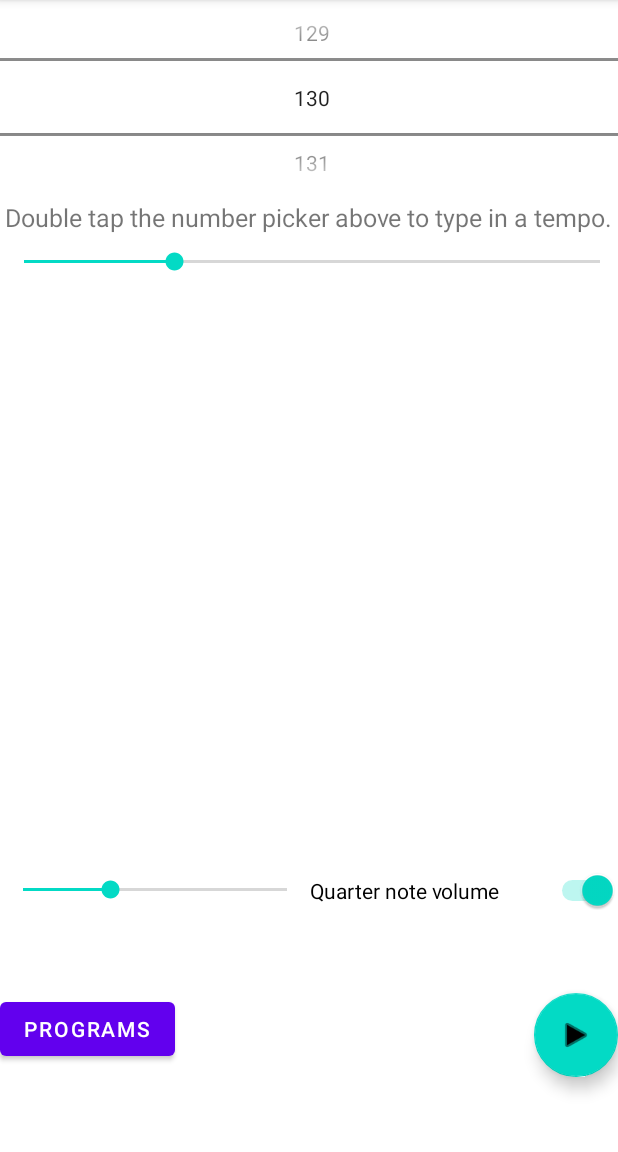
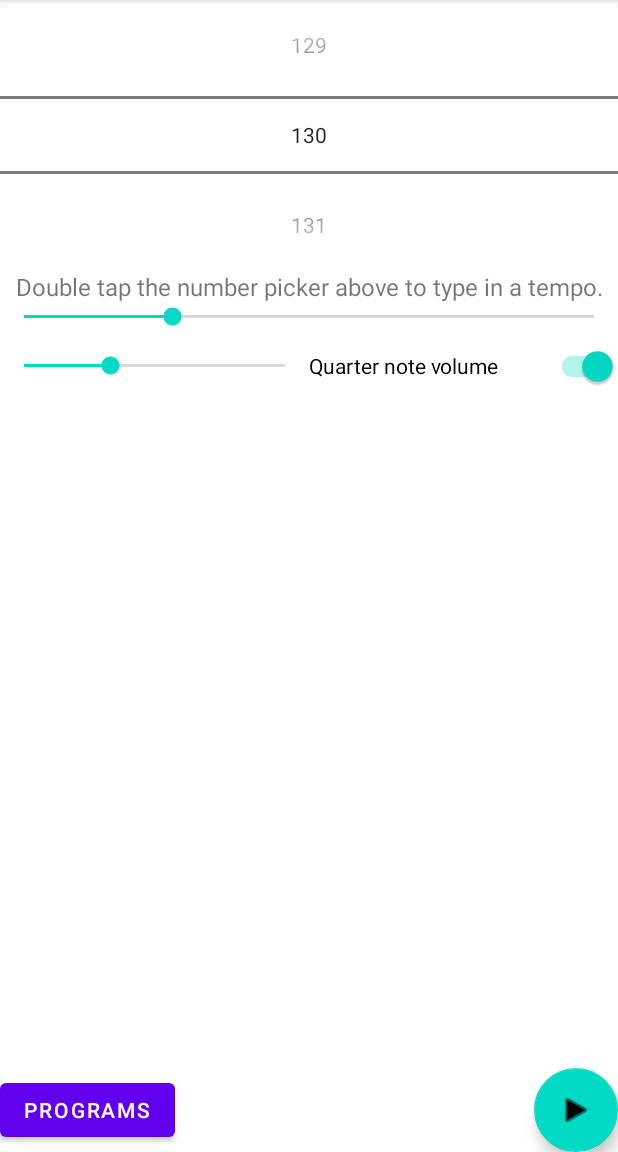
Before and after one commit to PercentBoat4164/DynamicMetronome, an Android app: the screen it shows after launch (MainActivity), on a phone screen of 412 x 824 dp, the part 84-1236 px from its top. Run offline under Robolectric (Android 15) with nearby library versions, the phone set to English and light mode, and no system bars; libraries missing offline, so code that uses them is left out: com.jjoe64.graphview; 15 statements that could not run were skipped.

Commit message:
Fixed many layouts to be independent of screen size.

```diff
--- a/app/build.gradle
+++ b/app/build.gradle
@@ -19,8 +19,8 @@ android {
         applicationId "dynamicmetronome.mainactivity"
         minSdkVersion 21
         targetSdkVersion 32
-        versionCode 1
-        versionName "0.0.1"
+        versionCode 2
+        versionName "0.0.2"
     }
 
     buildTypes {
--- a/app/src/main/res/layout/activity_main.xml
+++ b/app/src/main/res/layout/activity_main.xml
@@ -5,81 +5,85 @@
     xmlns:tools="http://schemas.android.com/tools"
     android:layout_width="match_parent"
     android:layout_height="match_parent"
-    tools:context=".MainActivity">
+    tools:context=".MainActivity" >
 
-    <NumberPicker
-        android:id="@+id/Tempo"
-        android:layout_width="@dimen/_320sdp"
-        android:layout_height="@dimen/_100sdp"
-        android:orientation="horizontal"
-        app:layout_constraintEnd_toEndOf="parent"
-        app:layout_constraintHorizontal_bias="0.0"
-        app:layout_constraintStart_toStartOf="parent"
-        app:layout_constraintTop_toTopOf="parent" />
+    <!--LinearLayout controlling tempo configuration UI elements-->
+    <LinearLayout
+        android:id="@+id/TempoControlLinearLayout"
+        android:layout_width="match_parent"
+        android:layout_height="wrap_content"
+        android:orientation="vertical"
+        app:layout_constraintTop_toTopOf="parent" >
 
-    <TextView
-        android:id="@+id/textView"
-        android:layout_width="wrap_content"
+        <NumberPicker
+            android:id="@+id/TempoNumberPicker"
+            android:layout_width="match_parent"
+            android:layout_height="wrap_content" />
+
+        <TextView
+            android:id="@+id/TempoSelectionInstructions"
+            android:layout_width="match_parent"
+            android:layout_height="wrap_content"
+            android:text="@string/select_tempo"
+            android:textAlignment="center"
+            android:textSize="16sp"
+            app:layout_constraintBottom_toTopOf="@+id/TempoSeekbar"
+            app:layout_constraintTop_toBottomOf="@+id/TempoNumberPicker" />
+
+        <SeekBar
+            android:id="@+id/TempoSeekbar"
+            android:layout_width="match_parent"
+            android:layout_height="wrap_content"
+            app:layout_constraintTop_toBottomOf="@+id/TempoSelectionInstructions" />
+    </LinearLayout>
+
+    <!--LinearLayout Controlling volume sliders and mute switches-->
+    <LinearLayout
+        android:id="@+id/VolumeControlLinearLayout"
+        app:layout_constraintTop_toBottomOf="@+id/TempoControlLinearLayout"
+        android:layout_width="match_parent"
         android:layout_height="wrap_content"
-        android:text="@string/select_tempo"
-        android:textSize="@dimen/_13sdp"
-        app:layout_constraintBottom_toTopOf="@+id/TempoSeekbar"
-        app:layout_constraintEnd_toEndOf="parent"
-        app:layout_constraintStart_toStartOf="parent"
-        app:layout_constraintTop_toBottomOf="@+id/Tempo"
-        app:layout_constraintVertical_bias="0.392" />
+        android:weightSum="2" >
 
-    <com.google.android.material.floatingactionbutton.FloatingActionButton
-        android:id="@+id/StartStopButton"
-        android:layout_width="@dimen/_103sdp"
-        android:layout_height="0dp"
-        android:layout_marginTop="@dimen/_40sdp"
-        android:clickable="true"
-        android:contentDescription="@string/play"
-        android:focusable="true"
-        app:layout_constraintEnd_toEndOf="@+id/QuarterPlaying"
-        app:layout_constraintTop_toBottomOf="@+id/QuarterPlaying"
-        app:srcCompat="@android:drawable/ic_media_play" />
+        <SeekBar
+            android:id="@+id/QuarterVolume"
+            android:layout_width="0dp"
+            android:layout_height="match_parent"
+            android:layout_weight="1"
+            app:layout_constraintBottom_toBottomOf="@+id/QuarterPlaying"
+            app:layout_constraintTop_toTopOf="@+id/QuarterPlaying" />
 
-    <SeekBar
-        android:id="@+id/TempoSeekbar"
-        android:layout_width="@dimen/_320sdp"
-        android:layout_height="@dimen/_20sdp"
-        android:layout_marginTop="@dimen/_24sdp"
-        app:layout_constraintStart_toStartOf="parent"
-        app:layout_constraintTop_toBottomOf="@+id/Tempo" />
+        <androidx.appcompat.widget.SwitchCompat
+            android:id="@+id/QuarterPlaying"
+            android:layout_width="0dp"
+            android:layout_height="match_parent"
+            android:layout_weight="1"
+            android:text="@string/quarter_volume" />
+    </LinearLayout>
 
-    <SeekBar
-        android:id="@+id/QuarterVolume"
-        android:layout_width="@dimen/_160sdp"
-        android:layout_height="@dimen/_25sdp"
-        app:layout_constraintBottom_toBottomOf="@+id/QuarterPlaying"
-        app:layout_constraintEnd_toStartOf="@+id/QuarterPlaying"
-        app:layout_constraintHorizontal_bias="1.0"
-        app:layout_constraintStart_toStartOf="parent"
-        app:layout_constraintTop_toTopOf="@+id/QuarterPlaying"
-        app:layout_constraintVertical_bias="0.0" />
+    <!--Constraint controlling the action buttons-->
+    <androidx.constraintlayout.widget.ConstraintLayout
+        android:id="@+id/ButtonsControlLinearLayout"
+        android:layout_width="match_parent"
+        android:layout_height="wrap_content"
+        app:layout_constraintBottom_toBottomOf="parent" >
 
-    <Switch
-        android:id="@+id/QuarterPlaying"
-        android:layout_width="@dimen/_158sdp"
-        android:layout_height="@dimen/_25sdp"
-        android:layout_marginTop="@dimen/_300sdp"
-        android:text="@string/quarter_volume"
-        app:layout_constraintEnd_toEndOf="parent"
-        app:layout_constraintHorizontal_bias="1.0"
-        app:layout_constraintStart_toStartOf="parent"
-        app:layout_constraintTop_toBottomOf="@+id/TempoSeekbar"
-        tools:ignore="UseSwitchCompatOrMaterialXml" />
+        <Button
+            android:id="@+id/ProgramsButton"
+            android:text="@string/programs_button"
+            android:layout_height="wrap_content"
+            android:layout_width="wrap_content"
+            app:layout_constraintStart_toStartOf="parent"
+            app:layout_constraintTop_toTopOf="@id/StartStopButton"
+            app:layout_constraintBottom_toBottomOf="@id/StartStopButton" />
 
-    <Button
-        android:id="@+id/ProgramsButton"
-        android:layout_width="wrap_content"
-        android:layout_height="wrap_content"
-        android:text="@string/programs_button"
-        app:layout_constraintBottom_toBottomOf="@+id/StartStopButton"
-        app:layout_constraintStart_toStartOf="parent"
-        app:layout_constraintTop_toTopOf="@+id/StartStopButton"
-        app:layout_constraintVertical_bias="0.0" />
-
+        <com.google.android.material.floatingactionbutton.FloatingActionButton
+            android:id="@+id/StartStopButton"
+            android:layout_height="wrap_content"
+            android:layout_width="wrap_content"
+            android:contentDescription="@string/play"
+            app:layout_constraintEnd_toEndOf="parent"
+            app:layout_constraintTop_toTopOf="parent"
+            app:srcCompat="@android:drawable/ic_media_play"/>
+    </androidx.constraintlayout.widget.ConstraintLayout>
 </androidx.constraintlayout.widget.ConstraintLayout>
--- a/app/src/main/res/values/strings.xml
+++ b/app/src/main/res/values/strings.xml
@@ -1,6 +1,6 @@
 <resources>
     <string name="app_name">Dynamic Metronome</string>
-    <string name="app_version">1.0.0</string>
+    <string name="app_version">0.0.2</string>
     <string name="select_tempo">Double tap the number picker above to type in a tempo.</string>
     <string name="play">Play</string>
     <string name="quarter_volume">Quarter note volume</string>
@@ -8,7 +8,7 @@
     <string name="home_button">Home</string>
     <string name="create_new_program">Create new program</string>
     <string name="create_new_element">Create new element</string>
-    <string name="create_element_information">Fill in the following information then click \'Confirm\' to create a new program element.</string>
+    <string name="create_element_information">Fill in the following information then click \'Confirm\' to create a new node.</string>
     <string name="tempo">Tempo</string>
     <string name="confirm">Confirm</string>
     <string name="bar_number">Bar number</string>
--- a/build.gradle
+++ b/build.gradle
@@ -9,7 +9,7 @@ buildscript {
         // NOTE: Do not place your application dependencies here; they belong
         // in the individual module build.gradle files
 
-        classpath 'com.android.tools.build:gradle:7.1.3'
+        classpath 'com.android.tools.build:gradle:7.2.0'
         classpath "org.jetbrains.kotlin:kotlin-gradle-plugin:$kotlin_version"
     }
 }
```
Also changed, not shown: app/src/main/java/dynamicmetronome/mainactivity/MainActivity.kt (+44 -41 lines), app/src/main/res/layout/activity_programs.xml (+23 -27 lines), app/src/main/res/layout/create_popup.xml (+45 -55 lines), app/src/main/res/layout/create_program.xml (+53 -44 lines), app/src/main/res/layout/program_entry.xml (+13 -19 lines), gradle/wrapper/gradle-wrapper.properties.
